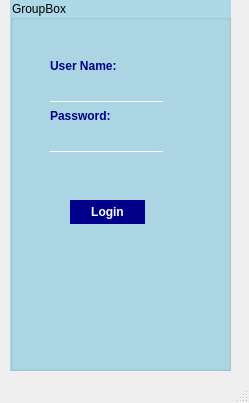
annae10/PhotoAlbumApp, file mainwindow.ui: the form before one commit.
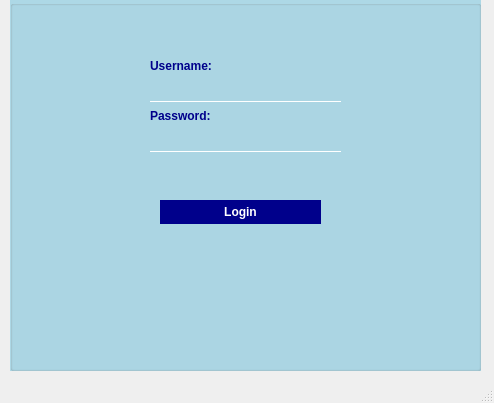
The form after the commit.

Patch:
```diff
--- a/mainwindow.ui
+++ b/mainwindow.ui
@@ -6,7 +6,7 @@
    <rect>
     <x>0</x>
     <y>0</y>
-    <width>249</width>
+    <width>494</width>
     <height>403</height>
    </rect>
   </property>
@@ -19,7 +19,7 @@
      <rect>
       <x>10</x>
       <y>0</y>
-      <width>221</width>
+      <width>471</width>
       <height>371</height>
      </rect>
     </property>
@@ -30,14 +30,14 @@
 }</string>
     </property>
     <property name="title">
-     <string>GroupBox</string>
+     <string/>
     </property>
     <widget class="QLabel" name="label">
      <property name="geometry">
       <rect>
-       <x>40</x>
+       <x>140</x>
        <y>50</y>
-       <width>71</width>
+       <width>131</width>
        <height>31</height>
       </rect>
      </property>
@@ -53,13 +53,13 @@
 }</string>
      </property>
      <property name="text">
-      <string>User Name:</string>
+      <string>Username:</string>
      </property>
     </widget>
     <widget class="QLabel" name="label_2">
      <property name="geometry">
       <rect>
-       <x>40</x>
+       <x>140</x>
        <y>100</y>
        <width>71</width>
        <height>31</height>
@@ -83,9 +83,9 @@
     <widget class="QLineEdit" name="lineEdit_User_Name">
      <property name="geometry">
       <rect>
-       <x>40</x>
+       <x>140</x>
        <y>80</y>
-       <width>113</width>
+       <width>191</width>
        <height>22</height>
       </rect>
      </property>
@@ -108,9 +108,9 @@
     <widget class="QLineEdit" name="lineEdit_Password">
      <property name="geometry">
       <rect>
-       <x>40</x>
+       <x>140</x>
        <y>130</y>
-       <width>113</width>
+       <width>191</width>
        <height>22</height>
       </rect>
      </property>
@@ -133,9 +133,9 @@
     <widget class="QPushButton" name="pushButton_Login">
      <property name="geometry">
       <rect>
-       <x>60</x>
+       <x>150</x>
        <y>200</y>
-       <width>75</width>
+       <width>161</width>
        <height>24</height>
       </rect>
      </property>
```
Left out of the diff: 4 changed lines with no effect on the pictures.
